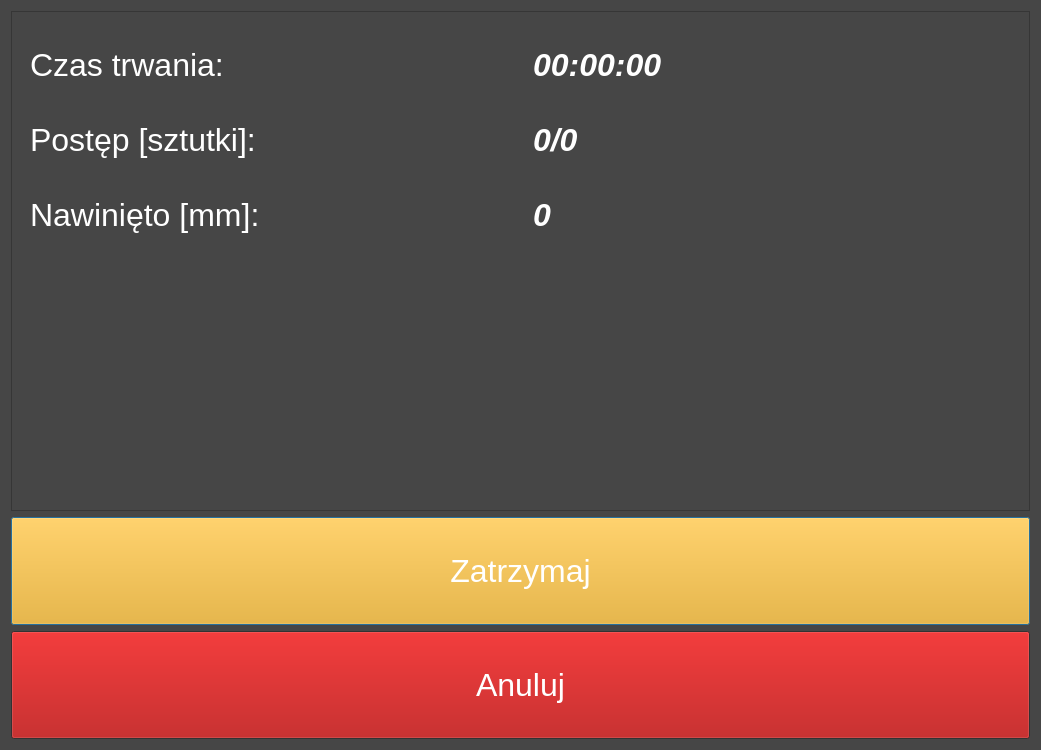
Before: the Qt Designer form project/ui_templates/winding_in_progress_dialog.ui in wojtek1928/RPi---winding_machine_control, drawn with Qt 5.
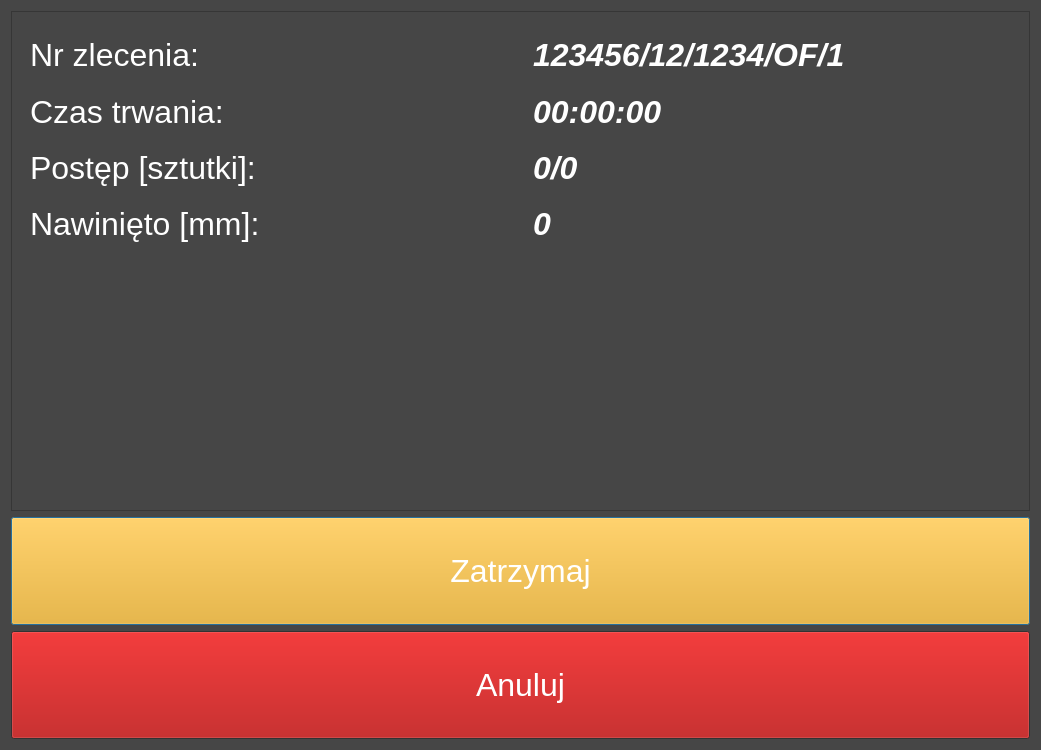
After: the same form once the commit is applied.

Diff of the .ui file:
```diff
--- a/project/ui_templates/winding_in_progress_dialog.ui
+++ b/project/ui_templates/winding_in_progress_dialog.ui
@@ -480,6 +480,13 @@
       <item row="1" column="0">
        <widget class="QWidget" name="labels_widget" native="true">
         <layout class="QVBoxLayout" name="verticalLayout_5">
+         <item>
+          <widget class="QLabel" name="orderId_label">
+           <property name="text">
+            <string>Nr zlecenia:</string>
+           </property>
+          </widget>
+         </item>
          <item>
           <widget class="QLabel" name="time_label">
            <property name="text">
@@ -516,6 +523,13 @@
          </font>
         </property>
         <layout class="QVBoxLayout" name="verticalLayout_6">
+         <item>
+          <widget class="QLabel" name="orderIdVal_label">
+           <property name="text">
+            <string>123456/12/1234/OF/1</string>
+           </property>
+          </widget>
+         </item>
          <item>
           <widget class="QLabel" name="timeVal_label">
            <property name="text">
```
